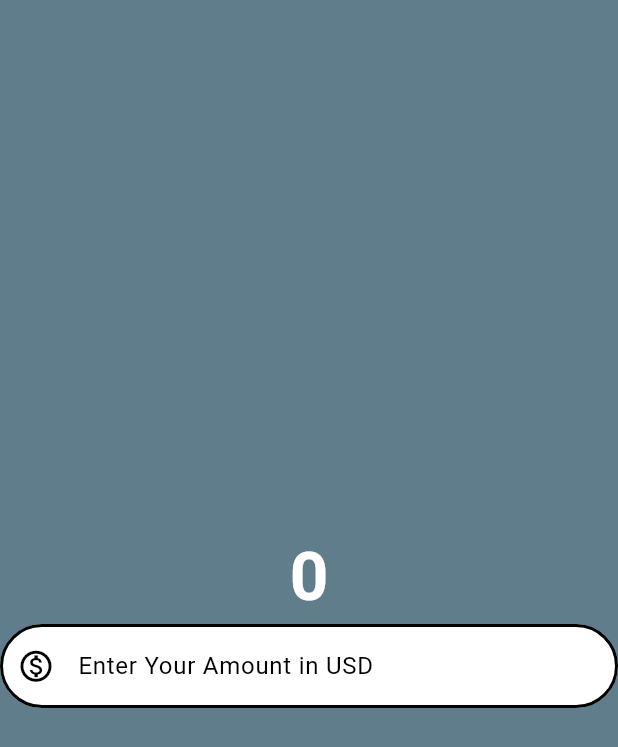
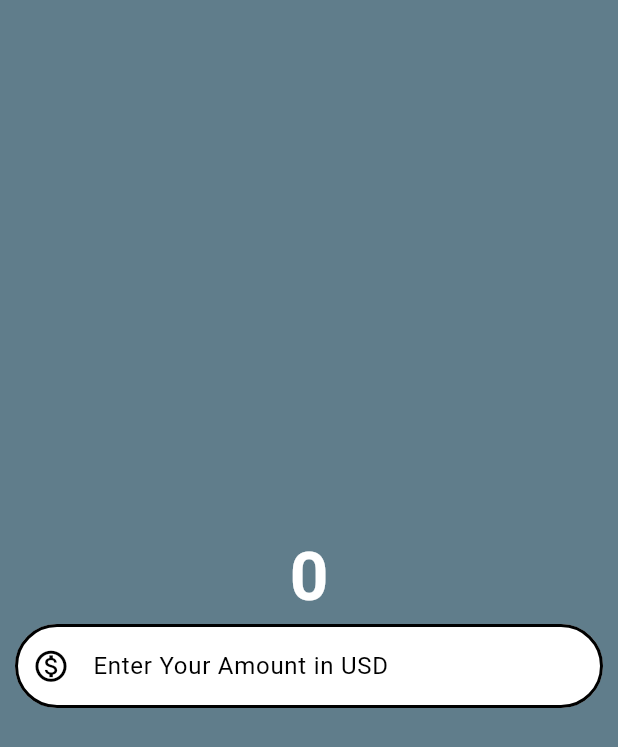
Before and after one commit to siraajul/currency_converter, a Flutter app: the screen it shows after launch, on a phone screen of 412 x 824 dp. Shown: the top 747 px of the screen. Run offline on Flutter 3.47's test engine with Material 3 defaults, Android fonts, the phone set to English and light mode, and no system bars.

Commit message:
Working: Padding

```diff
--- a/lib/screens/home_page_material.dart
+++ b/lib/screens/home_page_material.dart
@@ -17,7 +17,7 @@ class HomePage extends StatelessWidget {
       ),
     );
 //---------------------------------------Page Entry-----------------------------
-    return Scaffold(
+    return const Scaffold(
       backgroundColor: Colors.blueGrey,
       body: Center(
         child: Column(
@@ -30,13 +30,14 @@ class HomePage extends StatelessWidget {
                   fontWeight: FontWeight.bold,
                   color: Colors.white),
             ),
-            TextField(
+            Padding(
+              padding: EdgeInsets.symmetric(horizontal: 10),
+              child: TextField(
                 style: TextStyle(
                   color: Colors.black,
                 ),
-              keyboardType:
-                  TextInputType.numberWithOptions(decimal: true, signed: true),
-
+                keyboardType: TextInputType.numberWithOptions(
+                    decimal: true, signed: true),
                 decoration: InputDecoration(
                   hintText: 'Enter Your Amount in USD',
                   hintStyle: TextStyle(color: Colors.black),
@@ -51,6 +52,7 @@ class HomePage extends StatelessWidget {
                   enabledBorder: border,
                 ),
               ),
+            ),
           ],
         ),
       ),
```
Lines whose indentation alone changed are shown as unchanged.
